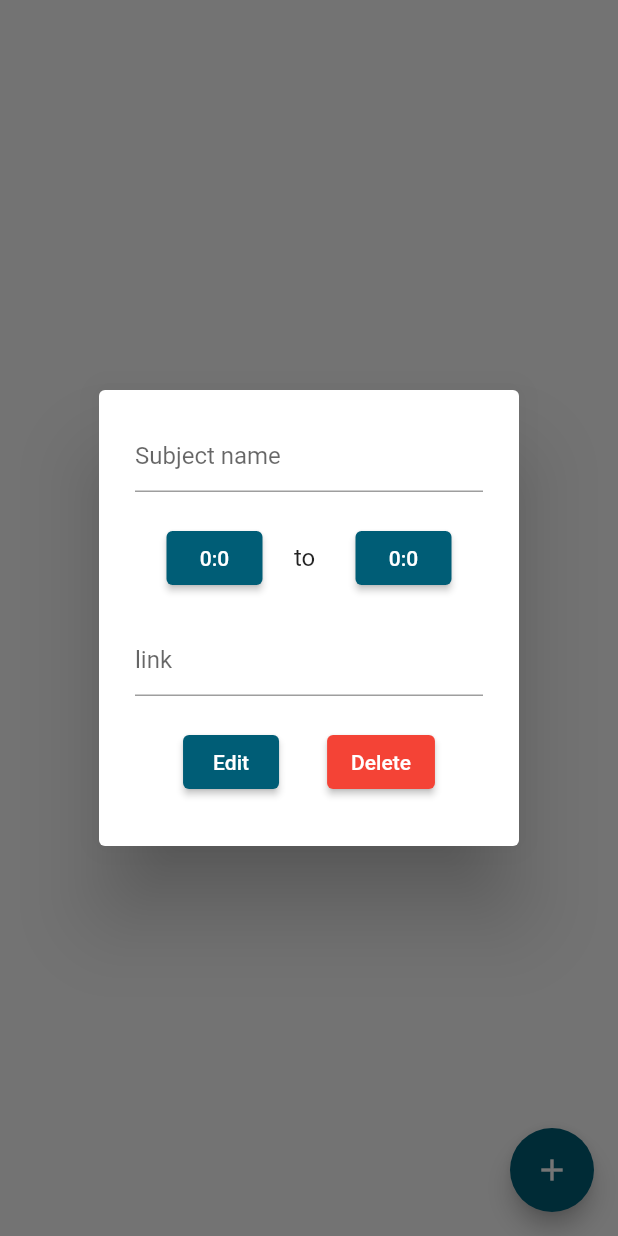
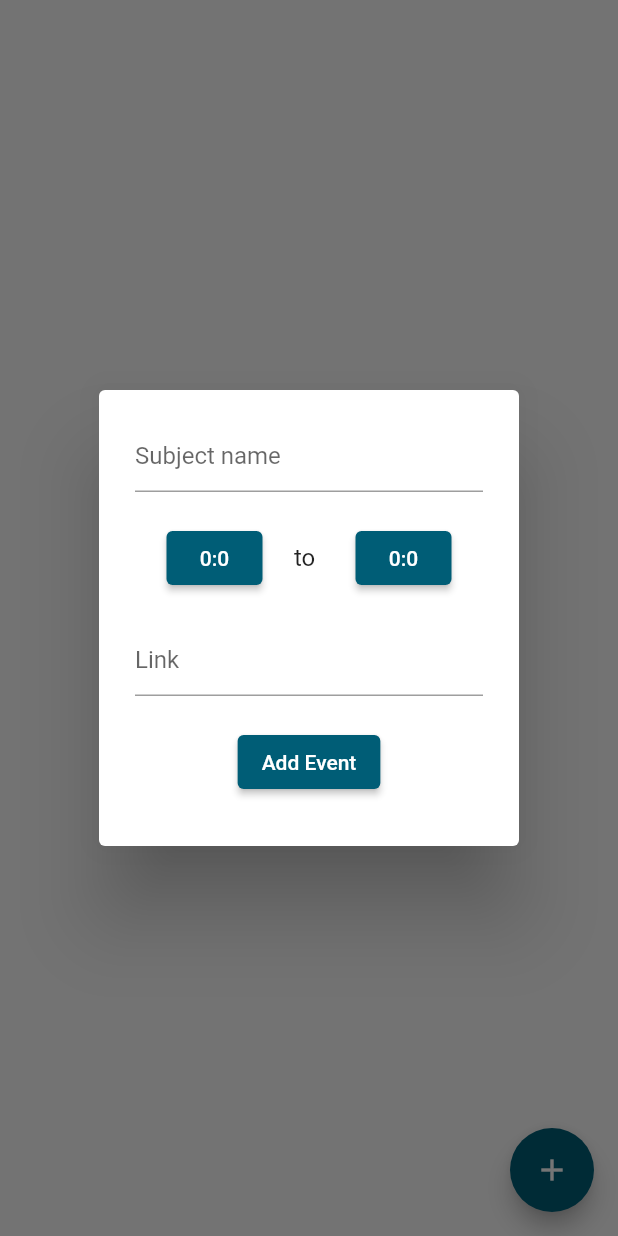
Before and after one commit to DhrupamP/JoinClass, a Flutter app: the DayPage screen opened directly, after a tap on the "add" icon, on a phone screen of 412 x 824 dp. Run offline on Flutter 3.47's test engine with Material 2 defaults, Android fonts, the phone set to English and light mode, and no system bars; our stand-ins replace firebase_auth, firebase_core, firebase_database; accounts and stored records are empty.

Commit message:
remove loop

```diff
--- /dev/null
+++ b/lib/Components/add_alert.dart
@@ -0,0 +1,142 @@
+import 'package:flutter/material.dart';
+import 'package:joinclass/timetable.dart';
+import '../auth/register.dart';
+import 'package:joinclass/constants.dart' as constants;
+
+int? shr = 0;
+int? smin = 0;
+int? ehr = 0;
+int? emin = 0;
+
+class AddAlert extends StatefulWidget {
+  const AddAlert({Key? key, required this.day, required this.period})
+      : super(key: key);
+  final String day;
+  final int period;
+  @override
+  _AddAlertState createState() => _AddAlertState();
+}
+
+class _AddAlertState extends State<AddAlert> {
+  @override
+  void dispose() {
+    smin = shr = emin = ehr = 0;
+    super.dispose();
+  }
+  @override
+  Widget build(BuildContext context) {
+    TextEditingController _subcontroller = TextEditingController();
+
+    TextEditingController _linkcontroller = TextEditingController();
+
+    final ref = database.child(constants.uid + "/" + widget.day);
+
+    return AlertDialog(
+        content: Container(
+          height: 260,
+          child: Column(
+            children: [
+              TextField(
+                controller: _subcontroller,
+                decoration: InputDecoration(hintText: "Subject name"),
+              ),
+              SizedBox(
+                height: 20,
+              ),
+              Row(
+                mainAxisAlignment: MainAxisAlignment.spaceEvenly,
+                children: [
+                  ElevatedButton(
+                    child: Text(shr.toString() + ":" + smin.toString()),
+                    onPressed: () async {
+                      final TimeOfDay? result = await showTimePicker(
+                          context: context,
+                          initialTime: TimeOfDay.now(),
+                          builder: (context, child) {
+                            return MediaQuery(
+                                data: MediaQuery.of(context)
+                                    .copyWith(alwaysUse24HourFormat: false),
+                                child: child!);
+                          });
+                      setState(() {
+                        shr = result?.hour;
+                        smin = result?.minute;
+                      });
+                    },
+                    style: ButtonStyle(
+                      backgroundColor: MaterialStateProperty.all(
+                        Color(0xff005D76),
+                      ),
+                    ),
+                  ),
+                  SizedBox(
+                    width: 20,
+                    child: Text("to"),
+                  ),
+                  ElevatedButton(
+                    child: Text(ehr.toString() + ":" + emin.toString()),
+                    onPressed: () async {
+                      final TimeOfDay? result = await showTimePicker(
+                          context: context,
+                          initialTime: TimeOfDay.now(),
+                          builder: (context, child) {
+                            return MediaQuery(
+                                data: MediaQuery.of(context)
+                                    .copyWith(alwaysUse24HourFormat: false),
+                                child: child!);
+                          });
+                      setState(() {
+                        ehr = result?.hour;
+                        emin = result?.minute;
+                      });
+                    },
+                    style: ButtonStyle(
+                      backgroundColor: MaterialStateProperty.all(
+                        Color(0xff005D76),
+                      ),
+                    ),
+                  ),
+                ],
+              ),
+              SizedBox(
+                height: 20,
+              ),
+              TextField(
+                controller: _linkcontroller,
+                decoration: InputDecoration(hintText: "Link"),
+              ),
+              SizedBox(
+                height: 20,
+              ),
+              Row(
+                mainAxisAlignment: MainAxisAlignment.center,
+                children: [
+                  ElevatedButton(
+                    onPressed: () {
+                      ref.child("/" + widget.period.toString()).set({
+                        "0": _subcontroller.text,
+                        "1": "$shr:$smin-$ehr:$emin",
+                        "2": _linkcontroller.text
+                      }).then((value) {
+                        Navigator.pop(context);
+                        Navigator.pop(context);
+                        Navigator.push(context, MaterialPageRoute(builder: (context){return TimeTable();}));
+                      });
+                      setState(() {
+                        shr = smin = ehr = emin = 0;
+                      });
+                    },
+                    child: Text("Add Event"),
+                    style: ButtonStyle(
+                      backgroundColor: MaterialStateProperty.all(
+                        Color(0xff005D76),
+                      ),
+                    ),
+                  )
+                ],
+              )
+            ],
+          ),
+        ));
+  }
+}
--- a/lib/constants.dart
+++ b/lib/constants.dart
@@ -14,8 +14,8 @@ const List<String> weekDays = [
 Future getData(String da) async {
   DatabaseReference dayref = database.child("/" + uid + "/" + da);
   DatabaseEvent event = await dayref.once();
-  print("lkdlnd------------------------");
-  print(event.snapshot.value);
+
+
   return event.snapshot.value;
 }
 
--- a/lib/daypage.dart
+++ b/lib/daypage.dart
@@ -2,7 +2,7 @@ import 'Components/cell.dart';
 import 'constants.dart';
 import 'package:firebase_database/firebase_database.dart';
 import 'package:flutter/material.dart';
-import 'package:joinclass/Components/edit_alert.dart';
+import 'package:joinclass/Components/add_alert.dart';
 
 final database = FirebaseDatabase.instance.ref();
 
@@ -20,24 +20,26 @@ class _DayPageState extends State<DayPage> {
   @override
   Widget build(BuildContext context) {
     res = widget.ans;
+
+    print(res.length);
+    print(res);
     DatabaseReference refer = database.child(uid + "/" + widget.day);
     return Scaffold(
       floatingActionButton: FloatingActionButton(
         backgroundColor: Color(0xff005D76),
         child: Icon(Icons.add),
         onPressed: () {
-          print(res);
           showDialog(
               context: context,
               builder: (_) {
-                return EditAlert(
+                return AddAlert(
                   day: widget.day,
-                  period: res.length == 0 ? 1 : res.length,
+                  period: res.length,
                 );
               });
         },
       ),
-      body: res.length == 1
+      body: res.length < 3
           ? Container(
               child: Center(
                 child: Text("Press + to add period"),
--- a/lib/main.dart
+++ b/lib/main.dart
@@ -1,6 +1,7 @@
 import 'package:firebase_database/firebase_database.dart';
 import 'package:flutter/material.dart';
 import 'package:firebase_core/firebase_core.dart';
+import 'package:joinclass/constants.dart';
 import 'timetable.dart';
 import 'auth/register.dart';
 
@@ -10,6 +11,6 @@ void main() async {
 
   runApp(MaterialApp(
     debugShowCheckedModeBanner: false,
-    home: Register(),
+    home:Register(),
   ));
 }
```
Also changed, not shown: lib/Components/edit_alert.dart (+6 -5 lines), lib/auth/register.dart (+5 -3 lines), lib/timetable.dart (+15 -19 lines).
